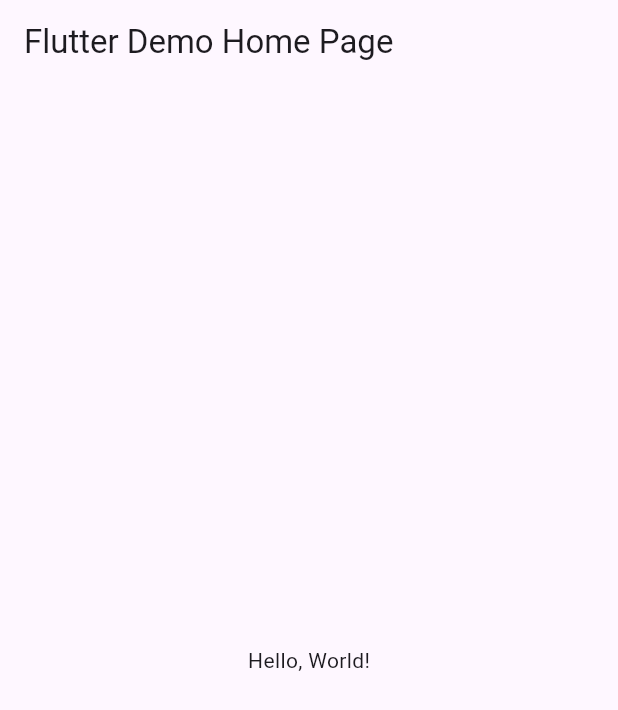
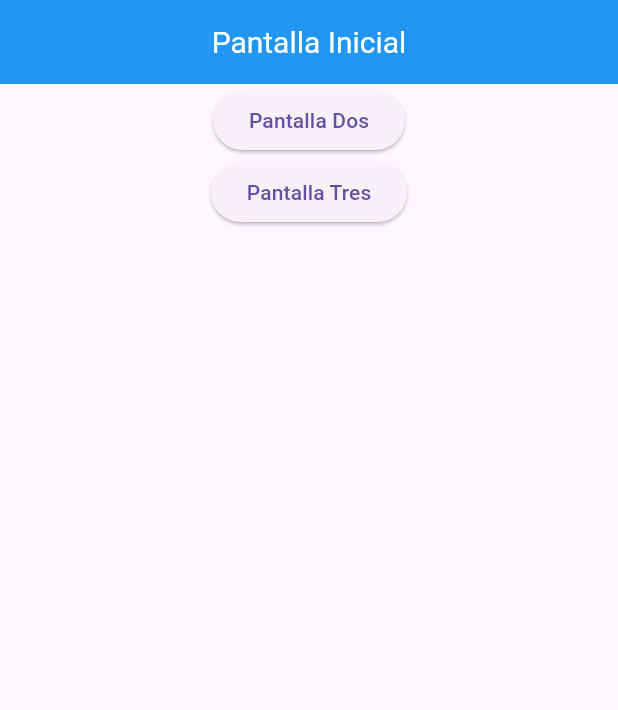
Before and after one commit to Paola-Torres-1109/Pantallas_6_I, a Flutter app: the screen it shows after launch, on a phone screen of 412 x 824 dp. Shown: the top 710 px of the screen. Run offline on Flutter 3.47's test engine with Material 3 defaults, Android fonts, the phone set to English and light mode, and no system bars.

Commit message:
ahora si pantallas

```diff
--- a/lib/main.dart
+++ b/lib/main.dart
@@ -1,43 +1,26 @@
 import 'package:flutter/material.dart';
+import 'package:torresrutas/pagina_inicial.dart';
+import 'package:torresrutas/pagina_dos.dart';
+import 'package:torresrutas/pagina_tres.dart';
 
-void main() => runApp(MyApp());
+void main() => runApp(MiRutas());
 
-class MyApp extends StatelessWidget {
-  const MyApp({super.key});
-  // This widget is the root of your application.
+class MiRutas extends StatelessWidget {
+  const MiRutas({Key? key}) : super(key: key);
+
   @override
   Widget build(BuildContext context) {
     return MaterialApp(
-      // Application name
-      title: 'Flutter Hello World',
-      // Application theme data, you can set the colors for the application as
-      // you want
-      theme: ThemeData(
-        // useMaterial3: false,
-        primarySwatch: Colors.blue,
-      ),
-      // A widget which will be started on application startup
-      home: MyHomePage(title: 'Flutter Demo Home Page'),
+      debugShowCheckedModeBanner: false,
+      title: 'Rutas entre paginas',
+      initialRoute: '/',
+      routes: {
+        // When navigating to the "/" route, build the FirstScreen widget.
+        '/': (context) => const PantallaUno(),
+        // When navigating to the "/second" route, build the SecondScreen widget.
+        '/pantalla2': (context) => const PantallaDos(),
+        '/pantalla3': (context) => const PantallaTres(),
+      },
     );
   }
 }
-
-class MyHomePage extends StatelessWidget {
-  final String title;
-  const MyHomePage({super.key, required this.title});
-
-  @override
-  Widget build(BuildContext context) {
-    return Scaffold(
-      appBar: AppBar(
-        // The title text which will be shown on the action bar
-        title: Text(title),
-      ),
-      body: Center(
-        child: Text(
-          'Hello, World!',
-        ),
-      ),
-    );
-  }
-}
--- /dev/null
+++ b/lib/pagina_inicial.dart
@@ -0,0 +1,43 @@
+import 'package:flutter/material.dart';
+
+class PantallaUno extends StatelessWidget {
+  const PantallaUno({Key? key}) : super(key: key);
+
+  @override
+  Widget build(BuildContext context) {
+    return Scaffold(
+      appBar: AppBar(
+        backgroundColor: Colors.blue,
+        title: Center(
+          child: Text(
+            'Pantalla Inicial',
+            style: TextStyle(
+              color: Colors.white,
+              fontSize: 20.0,
+            ),
+          ),
+        ),
+      ),
+      body: Column(
+        children: [
+          Center(
+            child: ElevatedButton(
+              onPressed: () {
+                Navigator.pushNamed(context, '/pantalla2');
+              },
+              child: const Text('Pantalla Dos'),
+            ),
+          ),
+          Center(
+            child: ElevatedButton(
+              onPressed: () {
+                Navigator.pushNamed(context, '/pantalla3');
+              },
+              child: const Text('Pantalla Tres'),
+            ),
+          ),
+        ],
+      ),
+    );
+  }
+}
```
Also changed, not shown: lib/pagina_dos.dart (added, +31 -0 lines), lib/pagina_tres.dart (added, +31 -0 lines).
